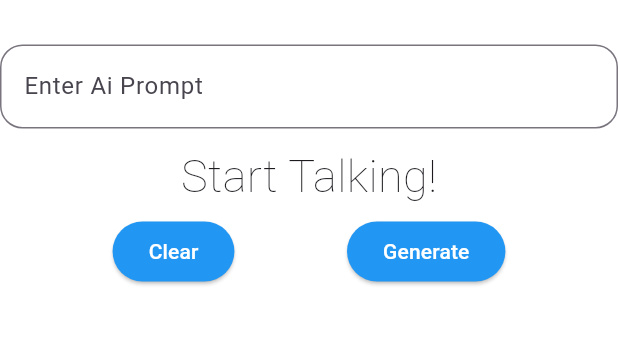
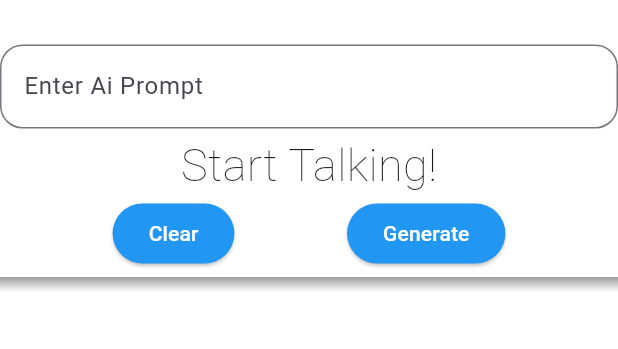
Before and after one commit to FamilyKiddo24/my-assistant, a Flutter app: the screen it shows after launch, after a tap on "Generate", on a phone screen of 412 x 824 dp, the part 431-780 px from its top. Run offline on Flutter 3.47's test engine with Material 3 defaults, Android fonts, the phone set to English and light mode, and no system bars; our stand-ins replace audioplayers, chat_bubbles, google_generative_ai, speech_to_text.

Commit message:
Finished The App (Final Push)

```diff
--- a/lib/main.dart
+++ b/lib/main.dart
@@ -1,6 +1,8 @@
 import 'package:flutter/material.dart';
 import 'package:audioplayers/audioplayers.dart';
 import 'package:speech_to_text/speech_to_text.dart';
+import 'package:chat_bubbles/chat_bubbles.dart';
+import 'package:google_generative_ai/google_generative_ai.dart';
 
 void main() {
   runApp(const MainApp());
@@ -26,7 +28,14 @@ class HomePage extends StatefulWidget {
   _HomePageState createState() => _HomePageState();
 }
 
+const apiKey = 'AIzaSyArJL_wdCbYZh5acXnCJKzjssvuDFXWjk0';
+
 class _HomePageState extends State<HomePage> {
+  final model = GenerativeModel(
+    model: 'gemini-1.5-flash-latest',
+    apiKey: apiKey
+  );
+
   String confidenceText = "Start Talking!";
 
   TextEditingController promptController = TextEditingController();
@@ -35,6 +44,45 @@ class _HomePageState extends State<HomePage> {
   bool _speechEnabled = false;
   String _wordsSpoken = "";
   double _confidenceLevel = 0;
+
+  List<Widget> bubbles = [];
+
+  void respondToText(String message) async {
+    var prompt = message;
+    var responce = await model.generateContent([Content.text(prompt)]);
+    sendGreyBubbles(responce.text);
+    print(responce.text);
+  }
+
+  void sendGreyBubbles(text) {
+    setState(() {
+      bubbles.add(BubbleSpecialThree(
+        text: text,
+        color: const Color.fromARGB(255, 161, 161, 170),
+        tail: true,
+        isSender: false,
+        textStyle: const TextStyle(
+          color:  Color.fromARGB(255, 255, 255, 255),
+          fontSize: 16,
+        )
+      ));
+    });
+  }
+
+  void sendBlueBubbles(String text) {
+    setState(() {
+      bubbles.add(BubbleSpecialThree(
+        text: text,
+        color: const Color.fromARGB(255, 27, 149, 243),
+        tail: true,
+        isSender: true,
+        textStyle: const TextStyle(
+          color:  Color.fromARGB(255, 255, 255, 255),
+          fontSize: 16,
+        )
+      ));
+    });
+  }
 
   @override
   void initState() {
@@ -132,7 +180,7 @@ class _HomePageState extends State<HomePage> {
                       labelText: 'Enter Ai Prompt',
                     ),
                   ),
-                  const SizedBox(height: 10),
+                  const SizedBox(height: 3),
                   Center(  // Adds some spacing between the text field and the confidence text
                     child: Text(
                       confidenceText,
@@ -146,7 +194,6 @@ class _HomePageState extends State<HomePage> {
               ),
             ),
 
-            const SizedBox(height: 5),
             Row(
               mainAxisAlignment: MainAxisAlignment.spaceEvenly,
               children: [
@@ -169,6 +216,11 @@ class _HomePageState extends State<HomePage> {
                     backgroundColor: Colors.blue,
                   ),
                   onPressed: () {
+                    if (promptController.text.isNotEmpty) {
+                        sendBlueBubbles(promptController.text);
+                        respondToText(promptController.text);
+                        promptController.text = ''; // Clear the text field
+                      }
                   },
                   child: const Text(
                     'Generate',
@@ -177,6 +229,29 @@ class _HomePageState extends State<HomePage> {
                 ),
               ],
             ),
+            const SizedBox(height: 5,),
+             // Fade effect just before the scrollable area
+            Container(
+              height: 10, // Adjust the height of the fade effect
+              decoration: const BoxDecoration(
+                gradient: LinearGradient(
+                  colors: [
+                    Colors.white,    // Start with a solid color
+                    Colors.grey    // Fade out to white
+                  ],
+                  begin: Alignment.bottomCenter,
+                  end: Alignment.topCenter,
+                ),
+              ),
+            ),
+            const SizedBox(height: 5,),
+            Expanded(
+              child: SingleChildScrollView(
+                child: Column(
+                  children: bubbles, // Use the bubbles list directly
+                ),
+              ),
+            ),
           ],
         ),
       ),
--- a/pubspec.yaml
+++ b/pubspec.yaml
@@ -12,6 +12,9 @@ dependencies:
 
   speech_to_text: ^6.3.0
   audioplayers: ^6.1.0
+  chat_bubbles: ^1.6.0
+  google_generative_ai: ^0.4.6
+
 
 
 dev_dependencies:
```
Also changed, not shown: pubspec.lock.
